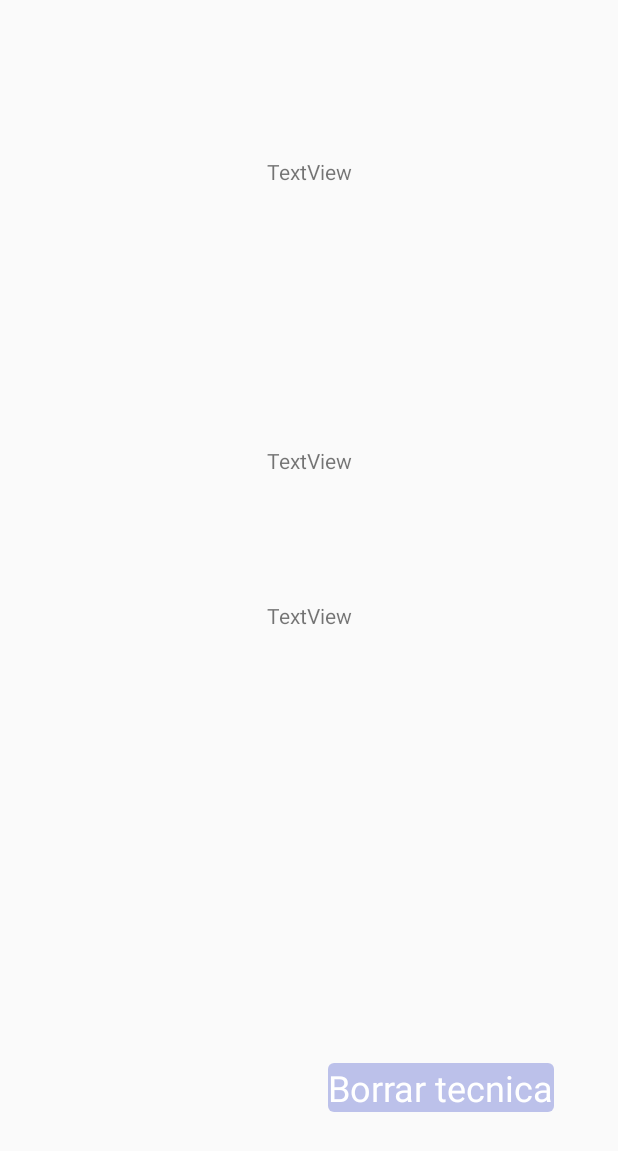
After one commit to JafetR24/TecnicasDeRelajacion, an Android app: the layout activity_mostrar_tecnica.xml on its own in the app's theme, with its tools: preview values and no code run, on a phone screen of 412 x 824 dp. The commit adds this screen. Shown: the top 1151 px of the screen. Run offline under Robolectric (Android 15) with nearby library versions, the phone set to English and light mode, and no system bars.

Commit message:
Mostrar tecnica agregado

```diff
--- a/app/src/main/res/layout/activity_agregar_tecnica.xml
+++ b/app/src/main/res/layout/activity_agregar_tecnica.xml
@@ -5,7 +5,8 @@
     android:id="@+id/linearLayout"
     android:layout_width="match_parent"
     android:layout_height="match_parent"
-    android:orientation="vertical">
+    android:orientation="vertical"
+    tools:context=".Activity_AgregarTecnica">
 
     <EditText
         android:id="@+id/etNT"
--- /dev/null
+++ b/app/src/main/res/layout/activity_mostrar_tecnica.xml
@@ -0,0 +1,58 @@
+<?xml version="1.0" encoding="utf-8"?>
+<androidx.constraintlayout.widget.ConstraintLayout xmlns:android="http://schemas.android.com/apk/res/android"
+    xmlns:app="http://schemas.android.com/apk/res-auto"
+    xmlns:tools="http://schemas.android.com/tools"
+    android:id="@+id/linearLayout2"
+    android:layout_width="match_parent"
+    android:layout_height="match_parent"
+    android:orientation="vertical"
+    tools:context=".Activity_MostrarTecnica">
+
+    <TextView
+        android:id="@+id/tvNombre"
+        android:layout_width="wrap_content"
+        android:layout_height="wrap_content"
+        android:layout_marginTop="80dp"
+        android:text="TextView"
+        app:layout_constraintBottom_toTopOf="@+id/tvDesCorta"
+        app:layout_constraintEnd_toEndOf="parent"
+        app:layout_constraintStart_toStartOf="parent"
+        app:layout_constraintTop_toTopOf="parent"
+        app:layout_constraintVertical_bias="0.125" />
+
+    <TextView
+        android:id="@+id/tvDesCorta"
+        android:layout_width="wrap_content"
+        android:layout_height="wrap_content"
+        android:layout_marginBottom="84dp"
+        android:text="TextView"
+        app:layout_constraintBottom_toTopOf="@+id/tvDesc"
+        app:layout_constraintEnd_toEndOf="parent"
+        app:layout_constraintStart_toStartOf="parent" />
+
+    <TextView
+        android:id="@+id/tvDesc"
+        android:layout_width="wrap_content"
+        android:layout_height="wrap_content"
+        android:layout_marginBottom="404dp"
+        android:text="TextView"
+        app:layout_constraintBottom_toBottomOf="parent"
+        app:layout_constraintEnd_toEndOf="parent"
+        app:layout_constraintStart_toStartOf="parent" />
+
+
+    <com.google.android.material.button.MaterialButton
+        android:id="@+id/btnBrr"
+        android:layout_width="wrap_content"
+        android:layout_height="wrap_content"
+        android:text="Borrar tecnica"
+        app:layout_constraintBottom_toBottomOf="parent"
+        app:layout_constraintEnd_toEndOf="parent"
+        app:layout_constraintHorizontal_bias="0.837"
+        app:layout_constraintStart_toStartOf="parent"
+        app:layout_constraintTop_toBottomOf="@+id/tvDesc"
+        app:layout_constraintVertical_bias="0.786"
+        android:textAppearance="@style/TextAppearance.AppCompat.Medium"
+        android:textColor="@color/White"
+        android:textSize="24sp" />
+</androidx.constraintlayout.widget.ConstraintLayout>
```
Also changed, not shown: app/src/main/java/com/decagon/tecnicasderelajacion/Activity_MostrarTecnica.java (added, +79 -0 lines), app/src/main/java/com/decagon/tecnicasderelajacion/BaseDatos.java (+3 -4 lines).
